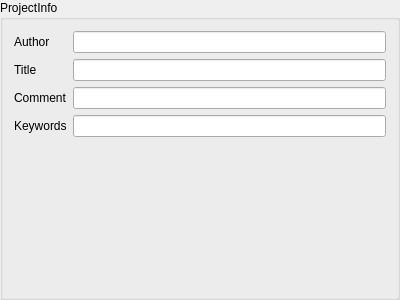
First picture: the form in projectInfo.ui, repository zpp0/wsnsim-preprocessor, before the edit.
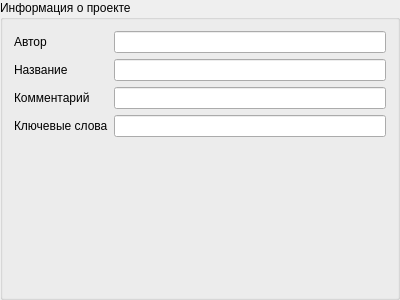
Second picture: the form after the edit.

The edit to the form file:
```diff
--- a/projectInfo.ui
+++ b/projectInfo.ui
@@ -14,13 +14,13 @@
    <string>GroupBox</string>
   </property>
   <property name="title">
-   <string>ProjectInfo</string>
+   <string>Информация о проекте</string>
   </property>
   <layout class="QFormLayout" name="formLayout">
    <item row="0" column="0">
     <widget class="QLabel" name="label">
      <property name="text">
-      <string>Author</string>
+      <string>Автор</string>
      </property>
     </widget>
    </item>
@@ -30,33 +30,33 @@
    <item row="1" column="0">
     <widget class="QLabel" name="label_2">
      <property name="text">
-      <string>Title</string>
+      <string>Название</string>
      </property>
     </widget>
    </item>
    <item row="1" column="1">
     <widget class="QLineEdit" name="title"/>
    </item>
-   <item row="2" column="0">
-    <widget class="QLabel" name="label_3">
-     <property name="text">
-      <string>Comment</string>
-     </property>
-    </widget>
-   </item>
    <item row="2" column="1">
     <widget class="QLineEdit" name="comment"/>
    </item>
    <item row="3" column="0">
     <widget class="QLabel" name="label_4">
      <property name="text">
-      <string>Keywords</string>
+      <string>Ключевые слова</string>
      </property>
     </widget>
    </item>
    <item row="3" column="1">
     <widget class="QLineEdit" name="keywords"/>
    </item>
+   <item row="2" column="0">
+    <widget class="QLabel" name="label_3">
+     <property name="text">
+      <string>Комментарий</string>
+     </property>
+    </widget>
+   </item>
   </layout>
  </widget>
  <resources/>
```
